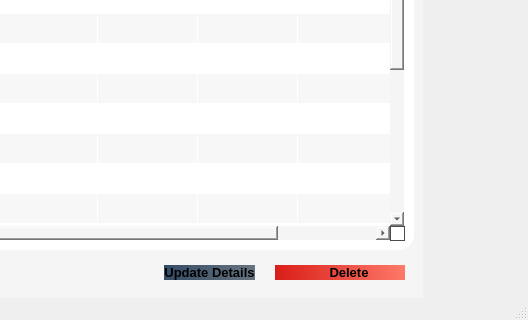
Qt form Stacked_DesignUI1.ui (mukarramdaniel/Distribution-System_Python) before a commit; both pictures show x 559 to 1087 and y 303 to 623 of the 1087 by 623 pixel window.
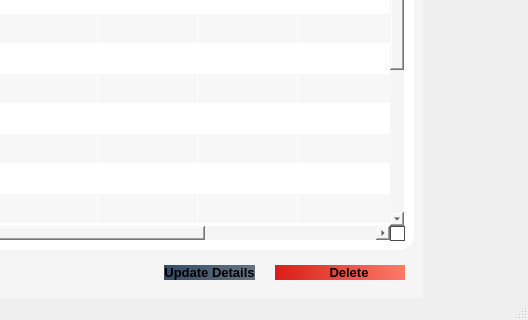
The same form after that commit. Icons and pictures are not drawn.

```diff
--- a/Stacked_DesignUI1.ui
+++ b/Stacked_DesignUI1.ui
@@ -2908,7 +2908,7 @@
               <number>20</number>
              </property>
              <property name="columnCount">
-              <number>7</number>
+              <number>8</number>
              </property>
              <attribute name="horizontalHeaderStretchLastSection">
               <bool>true</bool>
@@ -2969,6 +2969,18 @@
                </font>
               </property>
              </column>
+             <column>
+              <property name="text">
+               <string>Email</string>
+              </property>
+              <property name="font">
+               <font>
+                <pointsize>10</pointsize>
+                <weight>75</weight>
+                <bold>true</bold>
+               </font>
+              </property>
+             </column>
              <column>
               <property name="text">
                <string>Status</string>
@@ -3007,7 +3019,7 @@
              </column>
              <column>
               <property name="text">
-               <string>Email</string>
+               <string>Username</string>
               </property>
               <property name="font">
                <font>
```
